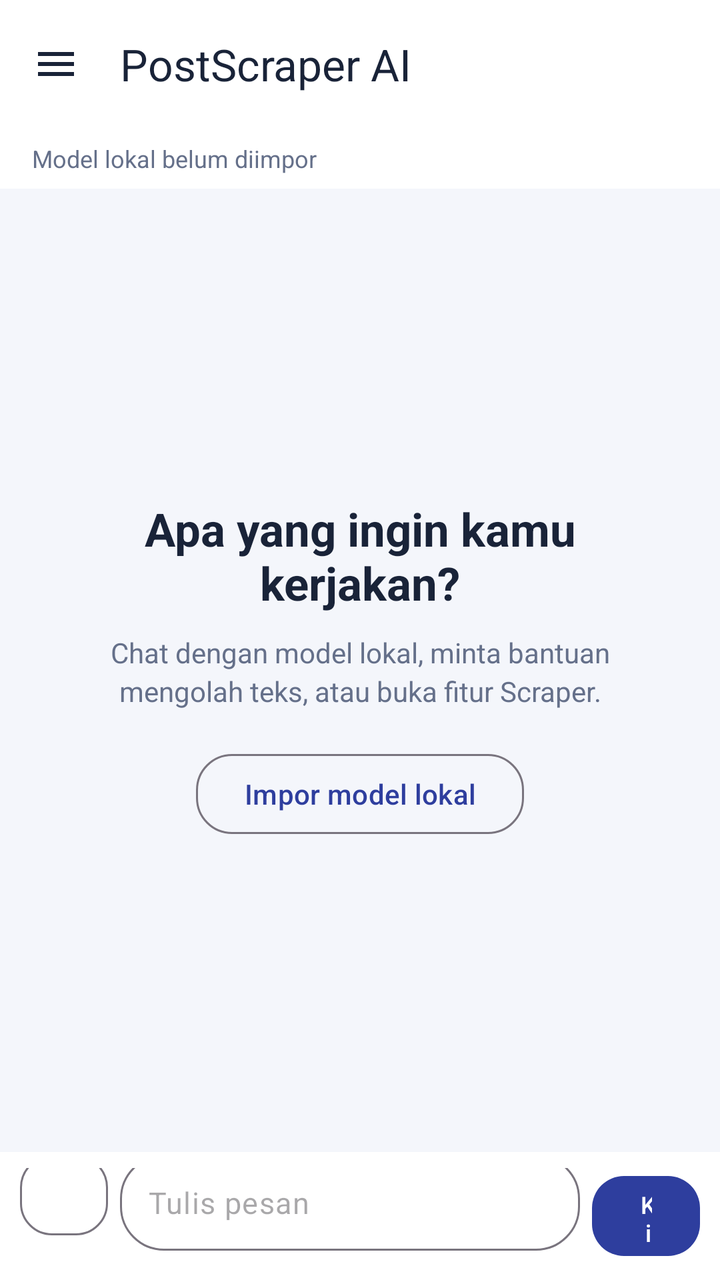
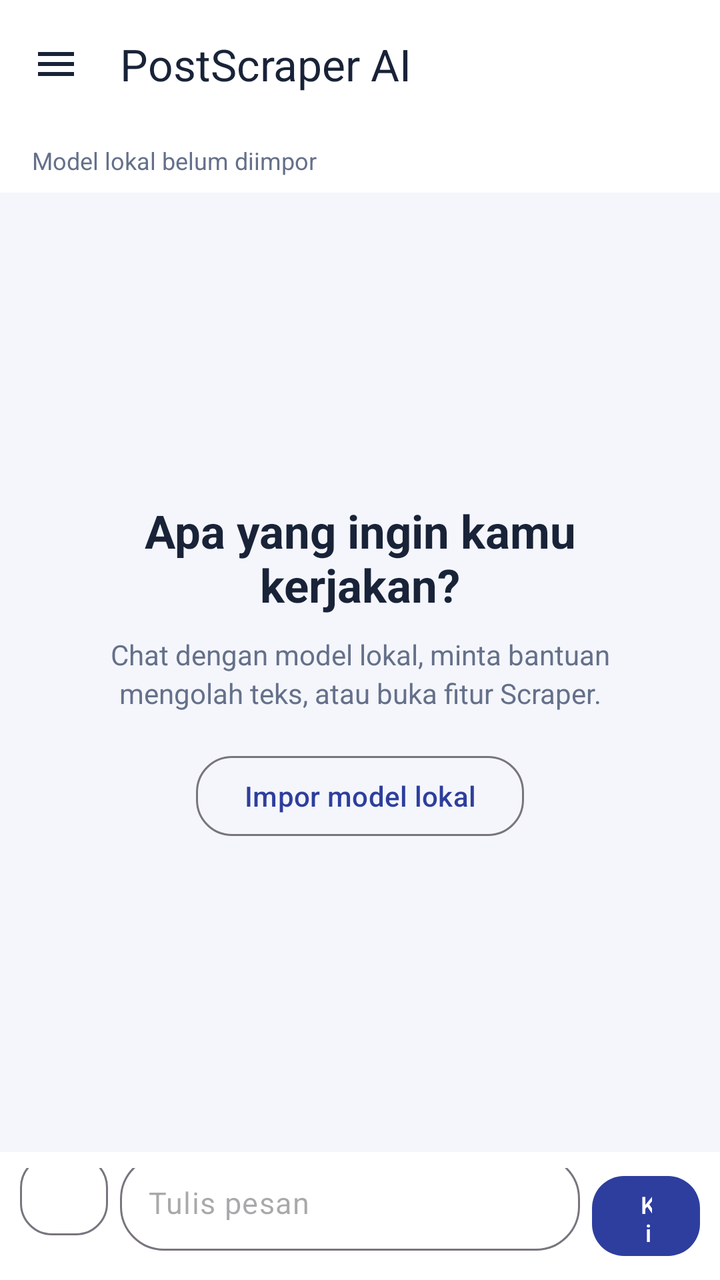

The first picture is an Android layout as it rendered before a commit; the second is the same layout after the commit. The layout source and the unified diff follow.
<!-- AndroidManifest.xml: application theme Theme.PostScraper -->
<!-- res/layout/activity_assistant.xml -->
<?xml version="1.0" encoding="utf-8"?>
<androidx.drawerlayout.widget.DrawerLayout
    xmlns:android="http://schemas.android.com/apk/res/android"
    xmlns:app="http://schemas.android.com/apk/res-auto"
    android:id="@+id/drawerRoot"
    android:layout_width="match_parent"
    android:layout_height="match_parent"
    android:background="@color/bg_light">

    <LinearLayout
        android:layout_width="match_parent"
        android:layout_height="match_parent"
        android:orientation="vertical">

        <com.google.android.material.appbar.MaterialToolbar
            android:id="@+id/toolbar"
            android:layout_width="match_parent"
            android:layout_height="?attr/actionBarSize"
            android:background="@color/surface_white"
            app:title="PostScraper AI"
            app:titleTextColor="@color/text_primary"
            app:navigationIcon="@drawable/ic_hamburger"
            app:navigationIconTint="@color/text_primary"
            app:navigationContentDescription="Buka menu" />

        <FrameLayout
            android:layout_width="match_parent"
            android:layout_height="0dp"
            android:layout_weight="1">

            <LinearLayout
                android:id="@+id/chatScreen"
                android:layout_width="match_parent"
                android:layout_height="match_parent"
                android:background="@color/bg_light"
                android:orientation="vertical">

                <TextView
                    android:id="@+id/tvChatStatus"
                    android:layout_width="match_parent"
                    android:layout_height="wrap_content"
                    android:background="@color/surface_white"
                    android:paddingStart="16dp"
                    android:paddingTop="7dp"
                    android:paddingEnd="16dp"
                    android:paddingBottom="7dp"
                    android:text="Model lokal belum diimpor"
                    android:textColor="@color/text_secondary"
                    android:textSize="12sp" />

                <FrameLayout
                    android:id="@+id/chatContent"
                    android:layout_width="match_parent"
                    android:layout_height="0dp"
                    android:layout_weight="1">

                    <ScrollView
                        android:id="@+id/chatScroll"
                        android:layout_width="match_parent"
                        android:layout_height="match_parent"
                        android:clipToPadding="false"
                        android:fillViewport="true"
                        android:overScrollMode="never"
                        android:visibility="gone"
                        android:paddingStart="14dp"
                        android:paddingTop="12dp"
                        android:paddingEnd="14dp"
                        android:paddingBottom="12dp">

                        <LinearLayout
                            android:id="@+id/chatMessages"
                            android:layout_width="match_parent"
                            android:layout_height="wrap_content"
                            android:orientation="vertical" />
                    </ScrollView>

                    <LinearLayout
                        android:id="@+id/chatWelcome"
                        android:layout_width="match_parent"
                        android:layout_height="match_parent"
                        android:gravity="center"
                        android:orientation="vertical"
                        android:padding="24dp">

                        <TextView
                            android:layout_width="wrap_content"
                            android:layout_height="wrap_content"
                            android:gravity="center"
                            android:text="Apa yang ingin kamu kerjakan?"
                            android:textColor="@color/text_primary"
                            android:textSize="23sp"
                            android:textStyle="bold" />

                        <TextView
                            android:layout_width="match_parent"
                            android:layout_height="wrap_content"
                            android:layout_marginTop="10dp"
                            android:gravity="center"
                            android:text="Chat dengan model lokal, minta bantuan mengolah teks, atau buka fitur Scraper."
                            android:textColor="@color/text_secondary"
                            android:textSize="14sp"
                            android:lineSpacingExtra="3dp" />

                        <com.google.android.material.button.MaterialButton
                            android:id="@+id/btnWelcomeSettings"
                            style="@style/Widget.Material3.Button.OutlinedButton"
                            android:layout_width="wrap_content"
                            android:layout_height="wrap_content"
                            android:layout_marginTop="18dp"
                            android:text="Impor model lokal"
                            app:cornerRadius="18dp" />
                    </LinearLayout>
                </FrameLayout>

                <LinearLayout
                    android:id="@+id/attachmentBar"
                    android:layout_width="match_parent"
                    android:layout_height="wrap_content"
                    android:visibility="gone"
                    android:gravity="center_vertical"
                    android:orientation="horizontal"
                    android:paddingStart="14dp"
                    android:paddingTop="5dp"
                    android:paddingEnd="14dp"
                    android:paddingBottom="5dp">

                    <TextView
                        android:id="@+id/tvAttachedFile"
                        android:layout_width="0dp"
                        android:layout_height="wrap_content"
                        android:layout_weight="1"
                        android:ellipsize="middle"
                        android:maxLines="1"
                        android:textColor="@color/text_secondary"
                        android:textSize="12sp" />

                    <com.google.android.material.button.MaterialButton
                        android:id="@+id/btnRemoveAttachment"
                        style="@style/Widget.Material3.Button.TextButton"
                        android:layout_width="wrap_content"
                        android:layout_height="36dp"
                        android:minWidth="0dp"
                        android:text="Hapus"
                        android:textColor="@color/text_secondary"
                        app:cornerRadius="12dp" />
                </LinearLayout>

                <LinearLayout
                    android:layout_width="match_parent"
                    android:layout_height="wrap_content"
                    android:background="@color/surface_white"
                    android:gravity="bottom"
                    android:orientation="horizontal"
                    android:paddingStart="10dp"
                    android:paddingTop="8dp"
                    android:paddingEnd="10dp"
                    android:paddingBottom="8dp">

                    <com.google.android.material.button.MaterialButton
                        android:id="@+id/btnAttachText"
                        style="@style/Widget.Material3.Button.OutlinedButton"
                        android:layout_width="44dp"
                        android:layout_height="48dp"
                        android:layout_marginEnd="6dp"
                        android:insetLeft="0dp"
                        android:insetRight="0dp"
                        android:minWidth="0dp"
                        android:text="+"
                        android:textSize="22sp"
                        app:cornerRadius="16dp" />

                    <com.google.android.material.textfield.TextInputLayout
                        android:layout_width="0dp"
                        android:layout_height="wrap_content"
                        android:layout_weight="1"
                        app:boxBackgroundMode="outline"
                        app:boxCornerRadiusBottomEnd="22dp"
                        app:boxCornerRadiusBottomStart="22dp"
                        app:boxCornerRadiusTopEnd="22dp"
                        app:boxCornerRadiusTopStart="22dp"
                        app:hintEnabled="false">

                        <com.google.android.material.textfield.TextInputEditText
                            android:id="@+id/etChatInput"
                            android:layout_width="match_parent"
                            android:layout_height="wrap_content"
                            android:hint="Tulis pesan"
                            android:inputType="textCapSentences|textMultiLine"
                            android:maxLines="5"
                            android:minHeight="48dp"
                            android:paddingStart="14dp"
                            android:paddingTop="12dp"
                            android:paddingEnd="14dp"
                            android:paddingBottom="12dp"
                            android:textColor="@color/text_primary"
                            android:textSize="15sp" />
                    </com.google.android.material.textfield.TextInputLayout>

                    <com.google.android.material.button.MaterialButton
                        android:id="@+id/btnSendChat"
                        android:layout_width="54dp"
                        android:layout_height="48dp"
                        android:layout_marginStart="6dp"
                        android:insetLeft="0dp"
                        android:insetRight="0dp"
                        android:minWidth="0dp"
                        android:text="Kirim"
                        android:textSize="12sp"
                        app:cornerRadius="16dp" />
                </LinearLayout>

                <com.google.android.material.button.MaterialButton
                    android:id="@+id/btnSaveResult"
                    style="@style/Widget.Material3.Button.TextButton"
                    android:layout_width="match_parent"
                    android:layout_height="44dp"
                    android:layout_marginStart="12dp"
                    android:layout_marginEnd="12dp"
                    android:text="Simpan hasil sebagai TXT"
                    android:visibility="gone"
                    app:icon="@android:drawable/ic_menu_save"
                    app:iconGravity="textStart" />
            </LinearLayout>

            <ScrollView
                android:id="@+id/settingsScreen"
                android:layout_width="match_parent"
                android:layout_height="match_parent"
                android:background="@color/bg_light"
                android:fillViewport="true"
                android:visibility="gone">

                <LinearLayout
                    android:layout_width="match_parent"
                    android:layout_height="wrap_content"
                    android:orientation="vertical"
                    android:padding="18dp">

                    <TextView
                        android:layout_width="match_parent"
                        android:layout_height="wrap_content"
                        android:text="Pengaturan"
                        android:textColor="@color/text_primary"
                        android:textSize="25sp"
                        android:textStyle="bold" />

                    <TextView
                        android:layout_width="match_parent"
                        android:layout_height="wrap_content"
                        android:layout_marginTop="5dp"
                        android:layout_marginBottom="18dp"
                        android:text="Kelola model lokal dan koneksi untuk fitur Scraper."
                        android:textColor="@color/text_secondary"
                        android:textSize="14sp" />

                    <com.google.android.material.card.MaterialCardView
                        android:layout_width="match_parent"
                        android:layout_height="wrap_content"
                        android:layout_marginBottom="14dp"
                        app:cardBackgroundColor="@color/surface_white"
                        app:cardCornerRadius="20dp"
                        app:cardElevation="0dp"
                        app:strokeColor="@color/border_soft"
                        app:strokeWidth="1dp">

                        <LinearLayout
                            android:layout_width="match_parent"
                            android:layout_height="wrap_content"
                            android:orientation="vertical"
                            android:padding="16dp">

                            <TextView
                                android:layout_width="match_parent"
                                android:layout_height="wrap_content"
                                android:text="Model AI lokal"
                                android:textColor="@color/text_primary"
                                android:textSize="17sp"
                                android:textStyle="bold" />

                            <TextView
                                android:id="@+id/tvModelStatus"
                                android:layout_width="match_parent"
                                android:layout_height="wrap_content"
                                android:layout_marginTop="8dp"
                                android:text="Belum ada model GGUF."
                                android:textColor="@color/text_secondary"
                                android:textSize="13sp" />

                            <com.google.android.material.button.MaterialButton
                                android:id="@+id/btnImportModel"
                                android:layout_width="match_parent"
                                android:layout_height="50dp"
                                android:layout_marginTop="12dp"
                                android:text="Impor / ganti model GGUF"
                                app:cornerRadius="16dp" />

                            <TextView
                                android:id="@+id/tvImportProgress"
                                android:layout_width="match_parent"
                                android:layout_height="wrap_content"
                                android:layout_marginTop="10dp"
                                android:text="Siap mengimpor model."
                                android:textColor="@color/text_secondary"
                                android:textSize="12sp"
                                android:visibility="gone" />

                            <ProgressBar
                                android:id="@+id/progressImportModel"
                                style="?android:attr/progressBarStyleHorizontal"
                                android:layout_width="match_parent"
                                android:layout_height="6dp"
                                android:layout_marginTop="6dp"
                                android:max="100"
                                android:progress="0"
                                android:indeterminate="true"
                                android:visibility="gone" />

                            <com.google.android.material.materialswitch.MaterialSwitch
                                android:id="@+id/swUseLocalModel"
                                android:layout_width="match_parent"
                                android:layout_height="wrap_content"
                                android:layout_marginTop="8dp"
                                android:text="Gunakan model sebagai fallback ekstraksi artikel"
                                android:textColor="@color/text_primary"
                                android:textSize="14sp" />

                            <TextView
                                android:layout_width="match_parent"
                                android:layout_height="wrap_content"
                                android:layout_marginTop="6dp"
                                android:text="Chat dan perbaikan teks memakai model yang diimpor. Model berjalan di HP dan dapat memakai RAM, CPU, serta baterai cukup besar."
                                android:textColor="@color/text_secondary"
                                android:textSize="12sp"
                                android:lineSpacingExtra="2dp" />
                        </LinearLayout>
                    </com.google.android.material.card.MaterialCardView>

                    <com.google.android.material.card.MaterialCardView
                        android:layout_width="match_parent"
                        android:layout_height="wrap_content"
                        android:layout_marginBottom="14dp"
                        app:cardBackgroundColor="@color/surface_white"
                        app:cardCornerRadius="20dp"
                        app:cardElevation="0dp"
                        app:strokeColor="@color/border_soft"
                        app:strokeWidth="1dp">

                        <LinearLayout
                            android:layout_width="match_parent"
                            android:layout_height="wrap_content"
                            android:orientation="vertical"
                            android:padding="16dp">

                            <TextView
                                android:layout_width="match_parent"
                                android:layout_height="wrap_content"
                                android:text="Proxy HTTP"
                                android:textColor="@color/text_primary"
                                android:textSize="17sp"
                                android:textStyle="bold" />

                            <com.google.android.material.materialswitch.MaterialSwitch
                                android:id="@+id/swProxyEnabled"
                                android:layout_width="match_parent"
                                android:layout_height="wrap_content"
                                android:layout_marginTop="6dp"
                                android:text="Gunakan proxy manual"
                                android:textColor="@color/text_primary"
                                android:textSize="14sp" />

                            <com.google.android.material.textfield.TextInputLayout
                                android:layout_width="match_parent"
                                android:layout_height="wrap_content"
                                android:layout_marginTop="8dp"
                                android:hint="Host proxy"
                                app:boxBackgroundMode="outline"
                                app:boxCornerRadiusBottomEnd="12dp"
                                app:boxCornerRadiusBottomStart="12dp"
                                app:boxCornerRadiusTopEnd="12dp"
                                app:boxCornerRadiusTopStart="12dp">

                                <com.google.android.material.textfield.TextInputEditText
                                    android:id="@+id/etProxyHost"
                                    android:layout_width="match_parent"
                                    android:layout_height="wrap_content"
                                    android:singleLine="true"
                                    android:inputType="textUri"
                                    android:textSize="14sp" />
                            </com.google.android.material.textfield.TextInputLayout>

                            <com.google.android.material.textfield.TextInputLayout
                                android:layout_width="match_parent"
                                android:layout_height="wrap_content"
                                android:layout_marginTop="8dp"
                                android:hint="Port proxy"
                                app:boxBackgroundMode="outline"
                                app:boxCornerRadiusBottomEnd="12dp"
                                app:boxCornerRadiusBottomStart="12dp"
                                app:boxCornerRadiusTopEnd="12dp"
                                app:boxCornerRadiusTopStart="12dp">

                                <com.google.android.material.textfield.TextInputEditText
                                    android:id="@+id/etProxyPort"
                                    android:layout_width="match_parent"
                                    android:layout_height="wrap_content"
                                    android:inputType="number"
                                    android:singleLine="true"
                                    android:textSize="14sp" />
                            </com.google.android.material.textfield.TextInputLayout>
                        </LinearLayout>
                    </com.google.android.material.card.MaterialCardView>

                    <com.google.android.material.button.MaterialButton
                        android:id="@+id/btnSaveSettings"
                        android:layout_width="match_parent"
                        android:layout_height="52dp"
                        android:text="Simpan pengaturan"
                        app:cornerRadius="16dp" />
                </LinearLayout>
            </ScrollView>
        </FrameLayout>
    </LinearLayout>

    <LinearLayout
        android:id="@+id/sideDrawer"
        android:layout_width="300dp"
        android:layout_height="match_parent"
        android:layout_gravity="start"
        android:background="@color/surface_white"
        android:elevation="12dp"
        android:orientation="vertical"
        android:paddingStart="14dp"
        android:paddingTop="12dp"
        android:paddingEnd="14dp"
        android:paddingBottom="16dp">

        <TextView
            android:layout_width="match_parent"
            android:layout_height="wrap_content"
            android:paddingStart="8dp"
            android:paddingTop="14dp"
            android:paddingEnd="8dp"
            android:paddingBottom="2dp"
            android:text="PostScraper AI"
            android:textColor="@color/text_primary"
            android:textSize="21sp"
            android:textStyle="bold" />

        <TextView
            android:id="@+id/tvDrawerModel"
            android:layout_width="match_parent"
            android:layout_height="wrap_content"
            android:paddingStart="8dp"
            android:paddingEnd="8dp"
            android:paddingBottom="18dp"
            android:text="Model lokal belum diimpor"
            android:textColor="@color/text_secondary"
            android:textSize="12sp" />

        <com.google.android.material.button.MaterialButton
            android:id="@+id/btnNewChat"
            style="@style/Widget.Material3.Button.TextButton"
            android:layout_width="match_parent"
            android:layout_height="48dp"
            android:gravity="start|center_vertical"
            android:insetLeft="0dp"
            android:insetRight="0dp"
            android:text="＋   Chat baru"
            android:textColor="@color/text_primary"
            app:cornerRadius="14dp" />

        <com.google.android.material.button.MaterialButton
            android:id="@+id/btnNavChat"
            style="@style/Widget.Material3.Button.TextButton"
            android:layout_width="match_parent"
            android:layout_height="48dp"
            android:gravity="start|center_vertical"
            android:insetLeft="0dp"
            android:insetRight="0dp"
            android:text="◉   Chat"
            android:textColor="@color/text_primary"
            app:cornerRadius="14dp" />

        <com.google.android.material.button.MaterialButton
            android:id="@+id/btnOpenText"
            style="@style/Widget.Material3.Button.TextButton"
            android:layout_width="match_parent"
            android:layout_height="48dp"
            android:gravity="start|center_vertical"
            android:insetLeft="0dp"
            android:insetRight="0dp"
            android:text="▤   Buka file teks"
            android:textColor="@color/text_primary"
            app:cornerRadius="14dp" />

        <com.google.android.material.button.MaterialButton
            android:id="@+id/btnNavScraper"
            style="@style/Widget.Material3.Button.TextButton"
            android:layout_width="match_parent"
            android:layout_height="48dp"
            android:gravity="start|center_vertical"
            android:insetLeft="0dp"
            android:insetRight="0dp"
            android:text="⌕   Scraper artikel"
            android:textColor="@color/text_primary"
            app:cornerRadius="14dp" />

        <com.google.android.material.button.MaterialButton
            android:id="@+id/btnNavSettings"
            style="@style/Widget.Material3.Button.TextButton"
            android:layout_width="match_parent"
            android:layout_height="48dp"
            android:gravity="start|center_vertical"
            android:insetLeft="0dp"
            android:insetRight="0dp"
            android:text="⚙   Pengaturan"
            android:textColor="@color/text_primary"
            app:cornerRadius="14dp" />

        <View
            android:layout_width="match_parent"
            android:layout_height="0dp"
            android:layout_weight="1" />

        <TextView
            android:layout_width="match_parent"
            android:layout_height="wrap_content"
            android:padding="8dp"
            android:text="Model berjalan di perangkat. Tidak memakai API chat eksternal."
            android:textColor="@color/text_secondary"
            android:textSize="12sp" />
    </LinearLayout>
</androidx.drawerlayout.widget.DrawerLayout>
<!-- resources referenced by this layout -->
<resources>
  <color name="bg_light">#F4F6FB</color>
  <color name="border_soft">#E0E5F0</color>
  <color name="surface_white">#FFFFFFFF</color>
  <color name="text_primary">#192338</color>
  <color name="text_secondary">#65708A</color>
  <!-- drawable ic_hamburger (drawable) -->
  <vector xmlns:android="http://schemas.android.com/apk/res/android"
      android:width="24dp"
      android:height="24dp"
      android:viewportWidth="24"
      android:viewportHeight="24">
      <path
          android:fillColor="#FF252525"
          android:pathData="M3,6h18v2H3zM3,11h18v2H3zM3,16h18v2H3z" />
  </vector>
  <style name="Theme.PostScraper" parent="Theme.Material3.DayNight.NoActionBar">
          <item name="colorPrimary">@color/purple_700</item>
          <item name="colorOnPrimary">@color/white</item>
          <item name="colorPrimaryContainer">@color/bg_light</item>
          <item name="colorSecondary">@color/teal_200</item>
          <item name="colorSurface">@color/surface_white</item>
          <item name="colorOnSurface">@color/text_primary</item>
          <item name="android:statusBarColor">@color/bg_light</item>
          <item name="android:windowLightStatusBar">true</item>
          <item name="android:navigationBarColor">@color/bg_light</item>
          <item name="android:windowLightNavigationBar">true</item>
          <item name="android:windowBackground">@color/bg_light</item>
      </style>
  <color name="purple_700">#2E3E9E</color>
  <color name="white">#FFFFFFFF</color>
  <color name="teal_200">#13A892</color>
</resources>

<!-- the commit's change to res/layout/activity_assistant.xml (unified diff, before → after) -->
@@ -8,6 +8,7 @@
     android:background="@color/bg_light">
 
     <LinearLayout
+        android:id="@+id/mainContentRoot"
         android:layout_width="match_parent"
         android:layout_height="match_parent"
         android:orientation="vertical">
@@ -35,18 +36,38 @@
                 android:background="@color/bg_light"
                 android:orientation="vertical">
 
-                <TextView
-                    android:id="@+id/tvChatStatus"
+                <LinearLayout
+                    android:id="@+id/chatStatusBar"
                     android:layout_width="match_parent"
                     android:layout_height="wrap_content"
                     android:background="@color/surface_white"
+                    android:gravity="center_vertical"
+                    android:orientation="horizontal"
                     android:paddingStart="16dp"
-                    android:paddingTop="7dp"
+                    android:paddingTop="8dp"
                     android:paddingEnd="16dp"
-                    android:paddingBottom="7dp"
-                    android:text="Model lokal belum diimpor"
-                    android:textColor="@color/text_secondary"
-                    android:textSize="12sp" />
+                    android:paddingBottom="8dp">
+
+                    <TextView
+                        android:id="@+id/tvChatStatus"
+                        android:layout_width="0dp"
+                        android:layout_height="wrap_content"
+                        android:layout_weight="1"
+                        android:ellipsize="end"
+                        android:maxLines="2"
+                        android:text="Model lokal belum diimpor"
+                        android:textColor="@color/text_secondary"
+                        android:textSize="12sp" />
+
+                    <ProgressBar
+                        android:id="@+id/progressChat"
+                        style="?android:attr/progressBarStyleSmall"
+                        android:layout_width="22dp"
+                        android:layout_height="22dp"
+                        android:layout_marginStart="10dp"
+                        android:indeterminate="true"
+                        android:visibility="gone" />
+                </LinearLayout>
 
                 <FrameLayout
                     android:id="@+id/chatContent"
@@ -186,6 +207,7 @@
                             android:layout_height="wrap_content"
                             android:hint="Tulis pesan"
                             android:inputType="textCapSentences|textMultiLine"
+                            android:imeOptions="actionSend"
                             android:maxLines="5"
                             android:minHeight="48dp"
                             android:paddingStart="14dp"
